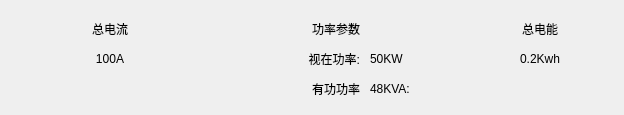
Qt form BusBar-Qt/branch/box/boxtotalwid.ui (luozhiyong131/BusBar) before a commit.
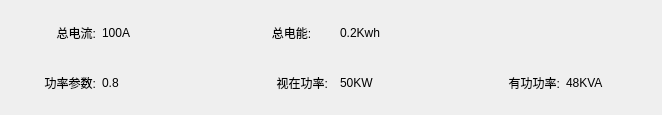
The same form after that commit.

```diff
--- a/BusBar-Qt/branch/box/boxtotalwid.ui
+++ b/BusBar-Qt/branch/box/boxtotalwid.ui
@@ -6,154 +6,322 @@
    <rect>
     <x>0</x>
     <y>0</y>
-    <width>624</width>
+    <width>662</width>
     <height>115</height>
    </rect>
   </property>
   <property name="windowTitle">
    <string>Form</string>
   </property>
-  <widget class="QLabel" name="label_4">
-   <property name="geometry">
-    <rect>
-     <x>70</x>
-     <y>20</y>
-     <width>80</width>
-     <height>18</height>
-    </rect>
-   </property>
-   <property name="text">
-    <string>总电流</string>
-   </property>
-   <property name="alignment">
-    <set>Qt::AlignCenter</set>
-   </property>
-  </widget>
-  <widget class="QLabel" name="label_7">
-   <property name="geometry">
-    <rect>
-     <x>260</x>
-     <y>20</y>
-     <width>100</width>
-     <height>18</height>
-    </rect>
-   </property>
-   <property name="text">
-    <string>功率参数</string>
-   </property>
-   <property name="alignment">
-    <set>Qt::AlignRight|Qt::AlignTrailing|Qt::AlignVCenter</set>
-   </property>
-  </widget>
-  <widget class="QLabel" name="tApPowLab">
-   <property name="geometry">
-    <rect>
-     <x>370</x>
-     <y>50</y>
-     <width>80</width>
-     <height>18</height>
-    </rect>
-   </property>
-   <property name="text">
-    <string>50KW</string>
-   </property>
-  </widget>
-  <widget class="QLabel" name="label_10">
-   <property name="geometry">
-    <rect>
-     <x>260</x>
-     <y>80</y>
-     <width>100</width>
-     <height>18</height>
-    </rect>
-   </property>
-   <property name="text">
-    <string>有功功率</string>
-   </property>
-   <property name="alignment">
-    <set>Qt::AlignRight|Qt::AlignTrailing|Qt::AlignVCenter</set>
-   </property>
-  </widget>
-  <widget class="QLabel" name="label_8">
-   <property name="geometry">
-    <rect>
-     <x>500</x>
-     <y>20</y>
-     <width>80</width>
-     <height>18</height>
-    </rect>
-   </property>
-   <property name="text">
-    <string>总电能</string>
-   </property>
-   <property name="alignment">
-    <set>Qt::AlignCenter</set>
-   </property>
-  </widget>
-  <widget class="QLabel" name="tPowLab">
-   <property name="geometry">
-    <rect>
-     <x>370</x>
-     <y>80</y>
-     <width>80</width>
-     <height>18</height>
-    </rect>
-   </property>
-   <property name="text">
-    <string>48KVA:</string>
-   </property>
-  </widget>
-  <widget class="QLabel" name="tCurLab">
-   <property name="geometry">
-    <rect>
-     <x>70</x>
-     <y>50</y>
-     <width>80</width>
-     <height>18</height>
-    </rect>
-   </property>
-   <property name="layoutDirection">
-    <enum>Qt::LeftToRight</enum>
-   </property>
-   <property name="text">
-    <string>100A</string>
-   </property>
-   <property name="alignment">
-    <set>Qt::AlignCenter</set>
-   </property>
-  </widget>
-  <widget class="QLabel" name="tEleLab">
-   <property name="geometry">
-    <rect>
-     <x>500</x>
-     <y>50</y>
-     <width>80</width>
-     <height>18</height>
-    </rect>
-   </property>
-   <property name="text">
-    <string>0.2Kwh</string>
-   </property>
-   <property name="alignment">
-    <set>Qt::AlignCenter</set>
-   </property>
-  </widget>
-  <widget class="QLabel" name="label_9">
-   <property name="geometry">
-    <rect>
-     <x>260</x>
-     <y>50</y>
-     <width>100</width>
-     <height>18</height>
-    </rect>
-   </property>
-   <property name="text">
-    <string>视在功率:</string>
-   </property>
-   <property name="alignment">
-    <set>Qt::AlignRight|Qt::AlignTrailing|Qt::AlignVCenter</set>
-   </property>
-  </widget>
+  <layout class="QGridLayout" name="gridLayout">
+   <item row="0" column="0">
+    <widget class="QLabel" name="label_4">
+     <property name="minimumSize">
+      <size>
+       <width>85</width>
+       <height>0</height>
+      </size>
+     </property>
+     <property name="maximumSize">
+      <size>
+       <width>85</width>
+       <height>16777215</height>
+      </size>
+     </property>
+     <property name="text">
+      <string>总电流:</string>
+     </property>
+     <property name="alignment">
+      <set>Qt::AlignRight|Qt::AlignTrailing|Qt::AlignVCenter</set>
+     </property>
+    </widget>
+   </item>
+   <item row="0" column="1">
+    <widget class="QLabel" name="tCurLab">
+     <property name="minimumSize">
+      <size>
+       <width>85</width>
+       <height>0</height>
+      </size>
+     </property>
+     <property name="maximumSize">
+      <size>
+       <width>85</width>
+       <height>16777215</height>
+      </size>
+     </property>
+     <property name="layoutDirection">
+      <enum>Qt::LeftToRight</enum>
+     </property>
+     <property name="text">
+      <string>100A</string>
+     </property>
+     <property name="alignment">
+      <set>Qt::AlignLeading|Qt::AlignLeft|Qt::AlignVCenter</set>
+     </property>
+    </widget>
+   </item>
+   <item row="0" column="2" colspan="2">
+    <spacer name="horizontalSpacer">
+     <property name="orientation">
+      <enum>Qt::Horizontal</enum>
+     </property>
+     <property name="sizeHint" stdset="0">
+      <size>
+       <width>43</width>
+       <height>20</height>
+      </size>
+     </property>
+    </spacer>
+   </item>
+   <item row="0" column="4">
+    <widget class="QLabel" name="label_8">
+     <property name="minimumSize">
+      <size>
+       <width>85</width>
+       <height>0</height>
+      </size>
+     </property>
+     <property name="maximumSize">
+      <size>
+       <width>85</width>
+       <height>16777215</height>
+      </size>
+     </property>
+     <property name="text">
+      <string>总电能:</string>
+     </property>
+     <property name="alignment">
+      <set>Qt::AlignCenter</set>
+     </property>
+    </widget>
+   </item>
+   <item row="0" column="5">
+    <widget class="QLabel" name="tEleLab">
+     <property name="minimumSize">
+      <size>
+       <width>85</width>
+       <height>0</height>
+      </size>
+     </property>
+     <property name="maximumSize">
+      <size>
+       <width>85</width>
+       <height>16777215</height>
+      </size>
+     </property>
+     <property name="text">
+      <string>0.2Kwh</string>
+     </property>
+     <property name="alignment">
+      <set>Qt::AlignLeading|Qt::AlignLeft|Qt::AlignVCenter</set>
+     </property>
+    </widget>
+   </item>
+   <item row="0" column="6">
+    <spacer name="horizontalSpacer_3">
+     <property name="orientation">
+      <enum>Qt::Horizontal</enum>
+     </property>
+     <property name="sizeHint" stdset="0">
+      <size>
+       <width>43</width>
+       <height>20</height>
+      </size>
+     </property>
+    </spacer>
+   </item>
+   <item row="0" column="7">
+    <widget class="QLabel" name="label_11">
+     <property name="minimumSize">
+      <size>
+       <width>82</width>
+       <height>0</height>
+      </size>
+     </property>
+     <property name="maximumSize">
+      <size>
+       <width>82</width>
+       <height>16777215</height>
+      </size>
+     </property>
+     <property name="text">
+      <string/>
+     </property>
+     <property name="alignment">
+      <set>Qt::AlignRight|Qt::AlignTrailing|Qt::AlignVCenter</set>
+     </property>
+    </widget>
+   </item>
+   <item row="0" column="8">
+    <widget class="QLabel" name="tPowLab_2">
+     <property name="minimumSize">
+      <size>
+       <width>82</width>
+       <height>0</height>
+      </size>
+     </property>
+     <property name="maximumSize">
+      <size>
+       <width>82</width>
+       <height>16777215</height>
+      </size>
+     </property>
+     <property name="text">
+      <string/>
+     </property>
+    </widget>
+   </item>
+   <item row="1" column="0">
+    <widget class="QLabel" name="label_7">
+     <property name="minimumSize">
+      <size>
+       <width>85</width>
+       <height>0</height>
+      </size>
+     </property>
+     <property name="maximumSize">
+      <size>
+       <width>85</width>
+       <height>16777215</height>
+      </size>
+     </property>
+     <property name="text">
+      <string>功率参数:</string>
+     </property>
+     <property name="alignment">
+      <set>Qt::AlignRight|Qt::AlignTrailing|Qt::AlignVCenter</set>
+     </property>
+    </widget>
+   </item>
+   <item row="1" column="1">
+    <widget class="QLabel" name="tApPowLab_2">
+     <property name="minimumSize">
+      <size>
+       <width>85</width>
+       <height>0</height>
+      </size>
+     </property>
+     <property name="maximumSize">
+      <size>
+       <width>85</width>
+       <height>16777215</height>
+      </size>
+     </property>
+     <property name="text">
+      <string>0.8</string>
+     </property>
+    </widget>
+   </item>
+   <item row="1" column="2">
+    <spacer name="horizontalSpacer_2">
+     <property name="orientation">
+      <enum>Qt::Horizontal</enum>
+     </property>
+     <property name="sizeHint" stdset="0">
+      <size>
+       <width>37</width>
+       <height>20</height>
+      </size>
+     </property>
+    </spacer>
+   </item>
+   <item row="1" column="3" colspan="2">
+    <widget class="QLabel" name="label_9">
+     <property name="minimumSize">
+      <size>
+       <width>85</width>
+       <height>0</height>
+      </size>
+     </property>
+     <property name="maximumSize">
+      <size>
+       <width>85</width>
+       <height>16777215</height>
+      </size>
+     </property>
+     <property name="text">
+      <string>视在功率:</string>
+     </property>
+     <property name="alignment">
+      <set>Qt::AlignRight|Qt::AlignTrailing|Qt::AlignVCenter</set>
+     </property>
+    </widget>
+   </item>
+   <item row="1" column="5">
+    <widget class="QLabel" name="tApPowLab">
+     <property name="minimumSize">
+      <size>
+       <width>85</width>
+       <height>0</height>
+      </size>
+     </property>
+     <property name="maximumSize">
+      <size>
+       <width>85</width>
+       <height>16777215</height>
+      </size>
+     </property>
+     <property name="text">
+      <string>50KW</string>
+     </property>
+    </widget>
+   </item>
+   <item row="1" column="6">
+    <spacer name="horizontalSpacer_4">
+     <property name="orientation">
+      <enum>Qt::Horizontal</enum>
+     </property>
+     <property name="sizeHint" stdset="0">
+      <size>
+       <width>43</width>
+       <height>20</height>
+      </size>
+     </property>
+    </spacer>
+   </item>
+   <item row="1" column="7">
+    <widget class="QLabel" name="label_10">
+     <property name="minimumSize">
+      <size>
+       <width>85</width>
+       <height>0</height>
+      </size>
+     </property>
+     <property name="maximumSize">
+      <size>
+       <width>85</width>
+       <height>16777215</height>
+      </size>
+     </property>
+     <property name="text">
+      <string>有功功率:</string>
+     </property>
+     <property name="alignment">
+      <set>Qt::AlignRight|Qt::AlignTrailing|Qt::AlignVCenter</set>
+     </property>
+    </widget>
+   </item>
+   <item row="1" column="8">
+    <widget class="QLabel" name="tPowLab">
+     <property name="minimumSize">
+      <size>
+       <width>85</width>
+       <height>0</height>
+      </size>
+     </property>
+     <property name="maximumSize">
+      <size>
+       <width>85</width>
+       <height>16777215</height>
+      </size>
+     </property>
+     <property name="text">
+      <string>48KVA</string>
+     </property>
+    </widget>
+   </item>
+  </layout>
  </widget>
  <resources/>
  <connections/>
```
